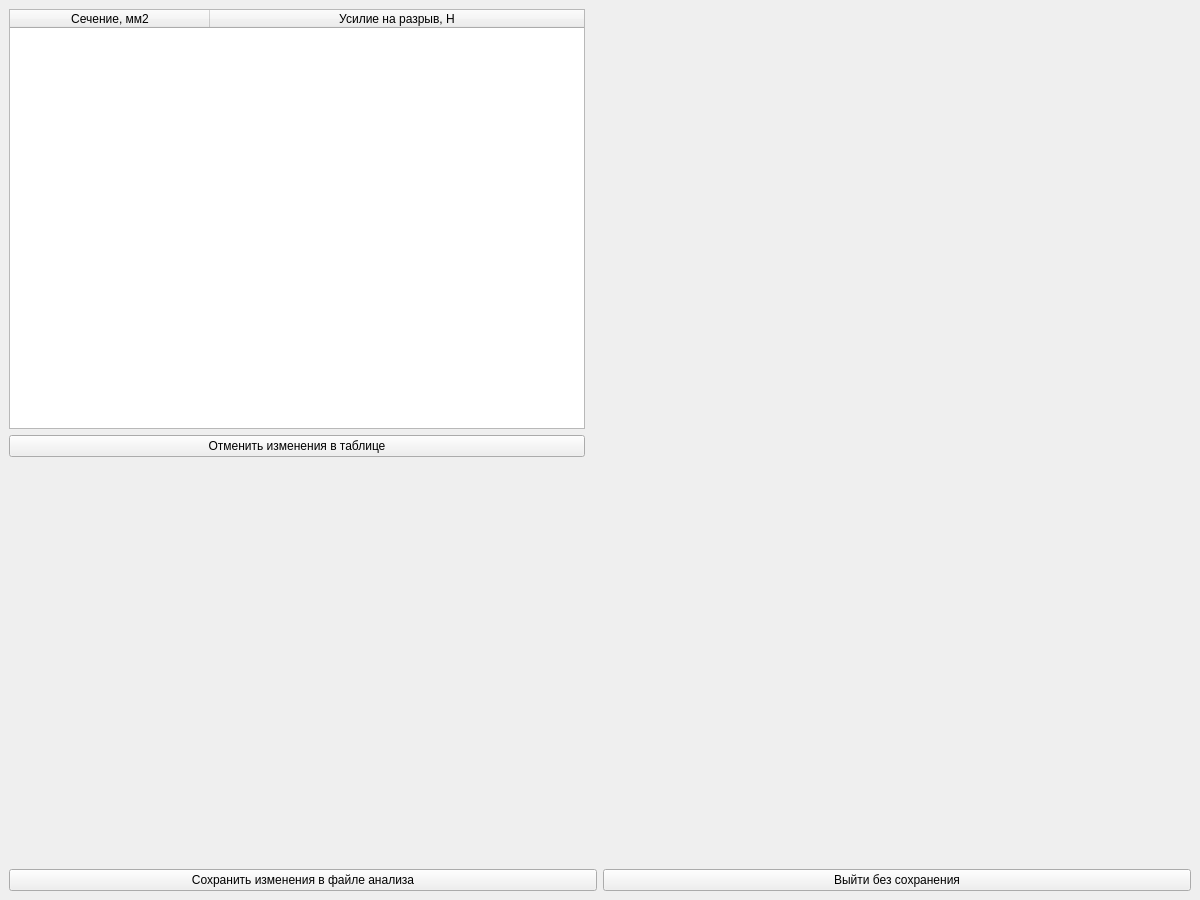
Old version of the form UI's/EditWindow.ui in the repository gruzdev-as/Least_square_app.
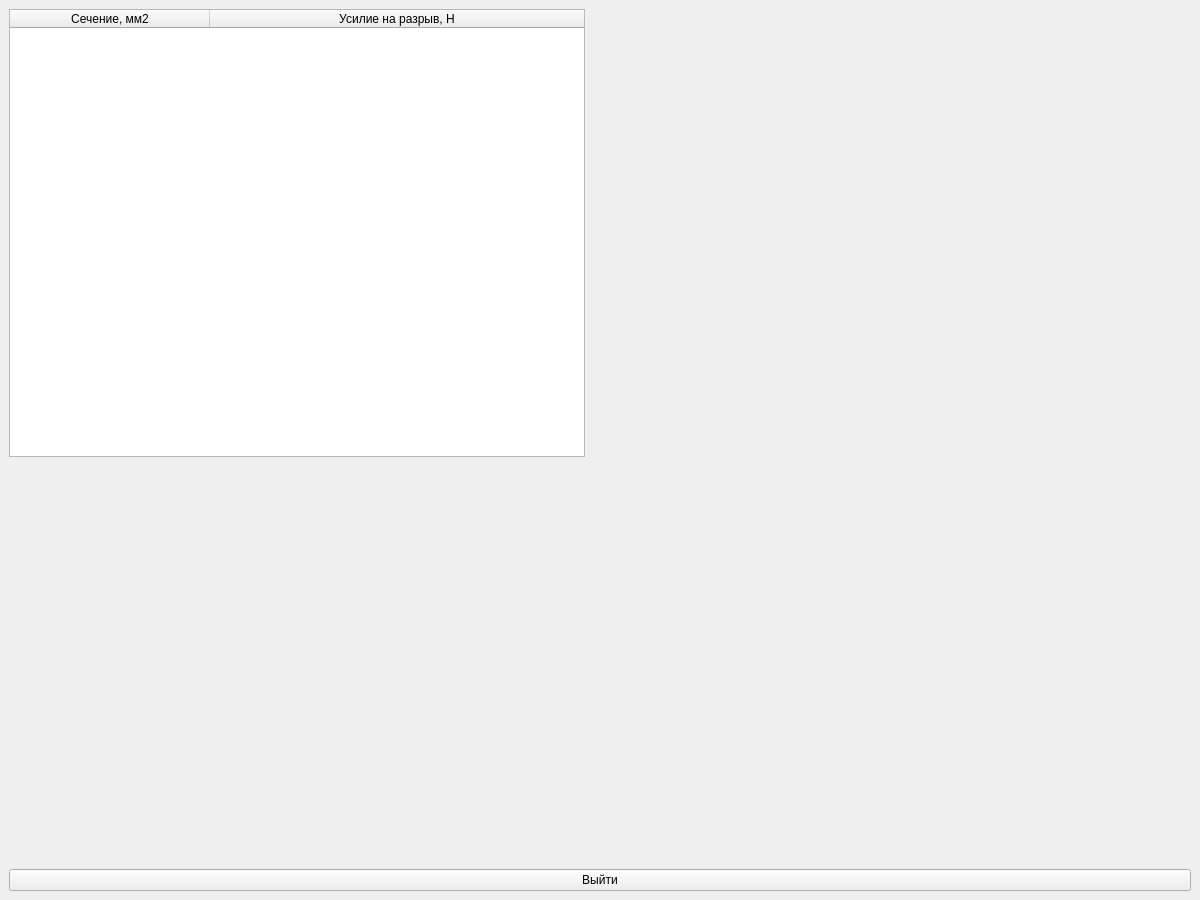
New version of the form.

The edit to the form file:
```diff
--- a/UI's/EditWindow.ui
+++ b/UI's/EditWindow.ui
@@ -66,13 +66,6 @@
           </column>
          </widget>
         </item>
-        <item>
-         <widget class="QPushButton" name="edit_cancelEdit_button">
-          <property name="text">
-           <string>Отменить изменения в таблице</string>
-          </property>
-         </widget>
-        </item>
        </layout>
       </item>
       <item>
@@ -99,17 +92,10 @@
     </item>
     <item>
      <layout class="QHBoxLayout" name="horizontalLayout">
-      <item>
-       <widget class="QPushButton" name="edit_save_button">
-        <property name="text">
-         <string>Сохранить изменения в файле анализа</string>
-        </property>
-       </widget>
-      </item>
       <item>
        <widget class="QPushButton" name="edit_close_button">
         <property name="text">
-         <string>Выйти без сохранения</string>
+         <string>Выйти</string>
         </property>
        </widget>
       </item>
```
Left out of the diff: 6 changed lines with no effect on the pictures.
